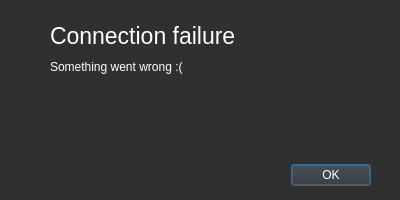
Above: Logic/UI/errorDialog.ui from NeoMCHS/testing-app before the change. Below: the same form after it.
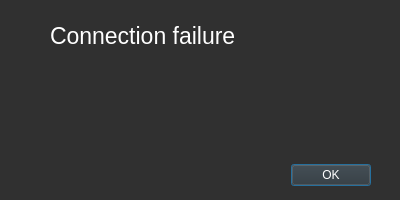
That is the form after the change.

Diff of the .ui file:
```diff
--- a/Logic/UI/errorDialog.ui
+++ b/Logic/UI/errorDialog.ui
@@ -68,26 +68,17 @@
     <string>Connection failure</string>
    </property>
   </widget>
-  <widget class="QLabel" name="description_label">
+  <widget class="QTextBrowser" name="description_label">
    <property name="geometry">
     <rect>
      <x>50</x>
-     <y>60</y>
+     <y>70</y>
      <width>281</width>
      <height>81</height>
     </rect>
    </property>
-   <property name="styleSheet">
-    <string notr="true">color: rgb(255, 255, 255);</string>
-   </property>
-   <property name="text">
-    <string>Something went wrong :(</string>
-   </property>
-   <property name="alignment">
-    <set>Qt::AlignLeading|Qt::AlignLeft|Qt::AlignTop</set>
-   </property>
-   <property name="wordWrap">
-    <bool>true</bool>
+   <property name="frameShape">
+    <enum>QFrame::NoFrame</enum>
    </property>
   </widget>
  </widget>
```
